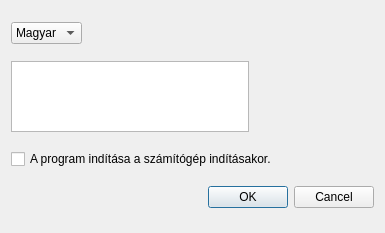
This is design/options.ui in DevTeamSCH/printer-client as Qt 5 draws it before an edit. The edited form follows.
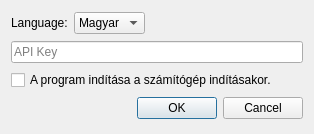
This is the edited form.

Diff of the .ui file:
```diff
--- a/design/options.ui
+++ b/design/options.ui
@@ -6,16 +6,52 @@
    <rect>
     <x>0</x>
     <y>0</y>
-    <width>385</width>
-    <height>233</height>
+    <width>314</width>
+    <height>134</height>
    </rect>
   </property>
+  <property name="sizePolicy">
+   <sizepolicy hsizetype="Fixed" vsizetype="Fixed">
+    <horstretch>0</horstretch>
+    <verstretch>0</verstretch>
+   </sizepolicy>
+  </property>
+  <property name="minimumSize">
+   <size>
+    <width>314</width>
+    <height>134</height>
+   </size>
+  </property>
+  <property name="maximumSize">
+   <size>
+    <width>314</width>
+    <height>134</height>
+   </size>
+  </property>
   <property name="windowTitle">
    <string>Dialog</string>
   </property>
   <layout class="QVBoxLayout" name="verticalLayout">
-   <item alignment="Qt::AlignLeft">
-    <widget class="QComboBox" name="comboBox">
+   <item>
+    <layout class="QHBoxLayout" name="horizontalLayout">
+     <item>
+      <widget class="QLabel" name="label">
+       <property name="sizePolicy">
+        <sizepolicy hsizetype="Minimum" vsizetype="Minimum">
+         <horstretch>0</horstretch>
+         <verstretch>0</verstretch>
+        </sizepolicy>
+       </property>
+       <property name="text">
+        <string>Language:</string>
+       </property>
+       <property name="alignment">
+        <set>Qt::AlignLeading|Qt::AlignLeft|Qt::AlignVCenter</set>
+       </property>
+      </widget>
+     </item>
+     <item>
+      <widget class="QComboBox" name="languageBox">
      <item>
       <property name="text">
        <string>Magyar</string>
@@ -29,18 +65,24 @@
     </widget>
    </item>
    <item>
-    <widget class="QTextEdit" name="textEdit">
-     <property name="minimumSize">
-      <size>
-       <width>238</width>
-       <height>71</height>
-      </size>
-     </property>
-     <property name="maximumSize">
+      <spacer name="horizontalSpacer">
+       <property name="orientation">
+        <enum>Qt::Horizontal</enum>
+       </property>
+       <property name="sizeHint" stdset="0">
       <size>
-       <width>238</width>
-       <height>71</height>
-      </size>
+         <width>40</width>
+         <height>20</height>
+        </size>
+       </property>
+      </spacer>
+     </item>
+    </layout>
+   </item>
+   <item>
+    <widget class="QLineEdit" name="lineEdit">
+     <property name="placeholderText">
+      <string>API Key</string>
      </property>
     </widget>
    </item>
```
Left out of the diff: 8 changed lines with no effect on the pictures. Lines whose indentation alone changed are shown as unchanged.
